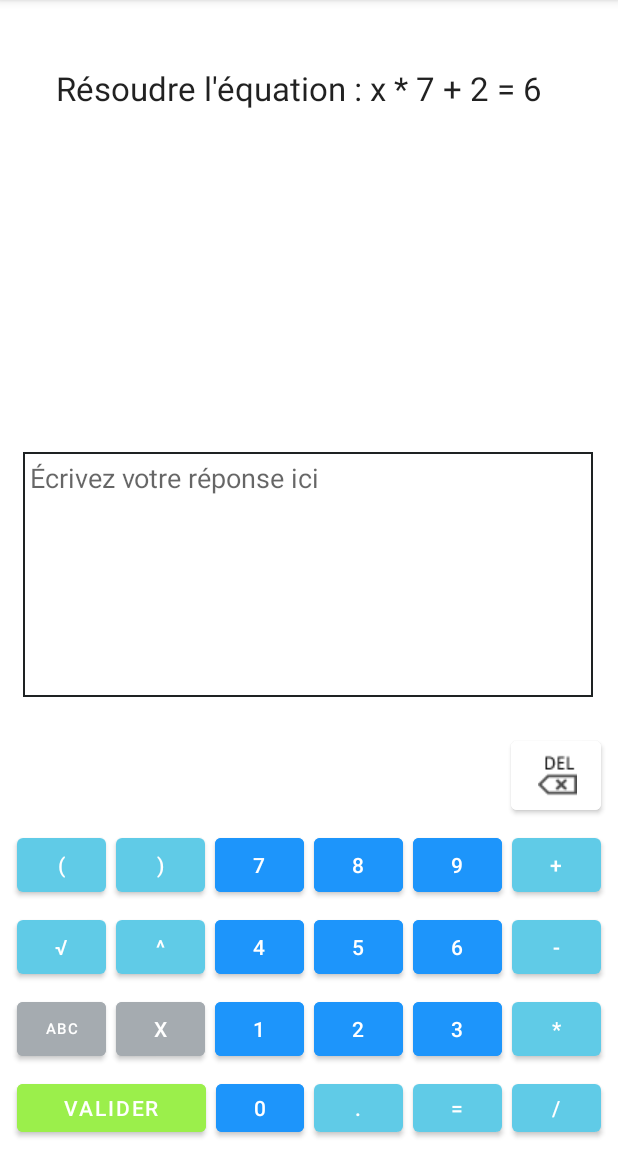
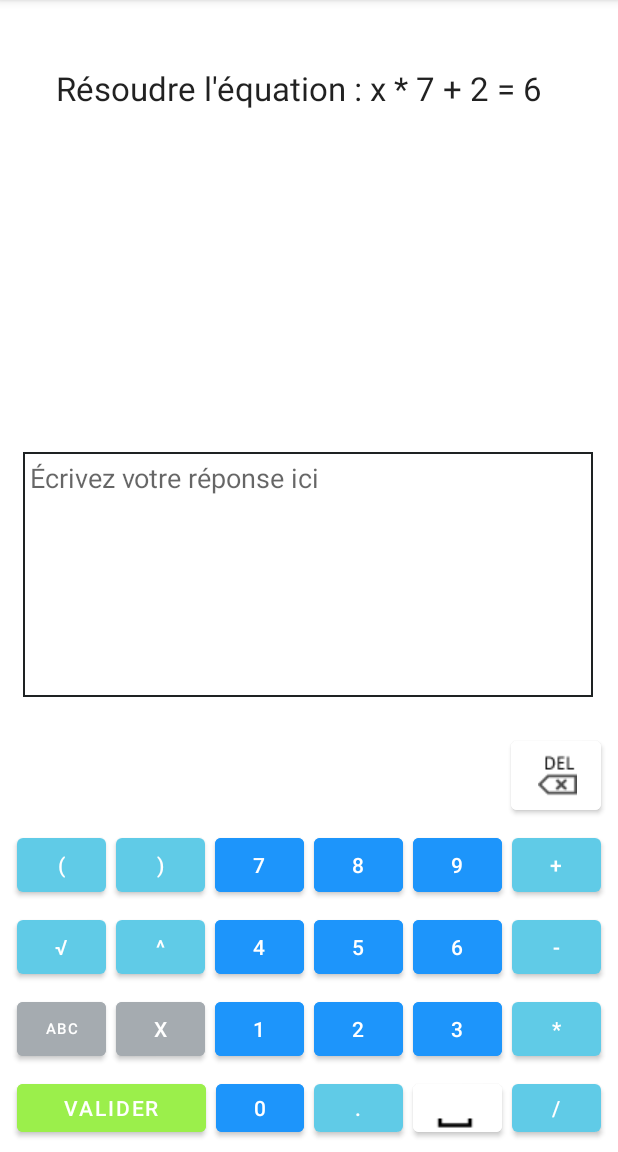
Before and after one commit to TheBoje/Gymaths, an Android app: the screen it shows after launch (ActivityExercices), on a phone screen of 412 x 824 dp, the part 84-1236 px from its top. Run offline under Robolectric (Android 15) with nearby library versions, the phone set to English and light mode, and no system bars.

Commit message:
Remplacement du bouton = par un bouton espace dans le clavier mathématique

```diff
--- a/gymaths/app/src/main/java/com/example/gymaths/MyKeyboard.java
+++ b/gymaths/app/src/main/java/com/example/gymaths/MyKeyboard.java
@@ -134,9 +134,9 @@ public class MyKeyboard extends LinearLayout implements View.OnClickListener
         buttonComma.setOnClickListener(this);
         keyValues.put(R.id.button_comma, ".");
 
-        buttonEquals = (Button) findViewById(R.id.button_equals);
+        buttonEquals = (Button) findViewById(R.id.button_space);
         buttonEquals.setOnClickListener(this);
-        keyValues.put(R.id.button_equals, "=");
+        keyValues.put(R.id.button_space, " ");
 
         buttonDivide = (Button) findViewById(R.id.button_divide);
         buttonDivide.setOnClickListener(this);
--- a/gymaths/app/src/main/res/layout/keyboard.xml
+++ b/gymaths/app/src/main/res/layout/keyboard.xml
@@ -1,5 +1,5 @@
 <?xml version="1.0" encoding="utf-8"?>
-<merge
+<merge xmlns:app="http://schemas.android.com/apk/res-auto"
     xmlns:android="http://schemas.android.com/apk/res/android">
 
     <LinearLayout
@@ -253,12 +253,16 @@
             android:text="@string/comma"/>
 
         <Button
-            android:id="@+id/button_equals"
+            android:id="@+id/button_space"
+            android:gravity="center"
+            android:layout_gravity="center"
             android:layout_width="0dp"
             android:layout_height="wrap_content"
+            android:layout_margin="3dp"
             android:layout_weight="1"
-            android:layout_margin="3dp"
-            android:text="@string/equals"/>
+            android:paddingLeft="10dp"
+            android:backgroundTint="@color/white"
+            android:drawableLeft="@drawable/space_bar2"/>
 
         <Button
             android:id="@+id/button_divide"
```
Also changed, not shown: gymaths/app/src/main/res/drawable/space_bar.png (renamed from gymaths/app/src/main/res/drawable/sym_keyboard_space.png), gymaths/app/src/main/res/drawable/space_bar2.png (added).
